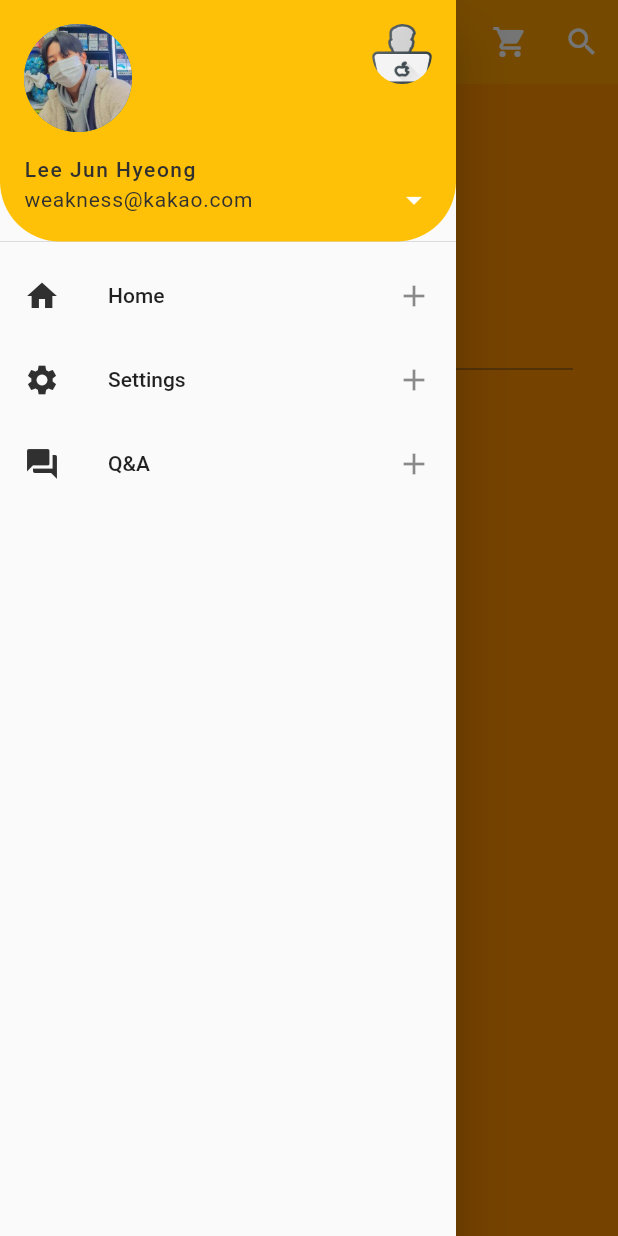
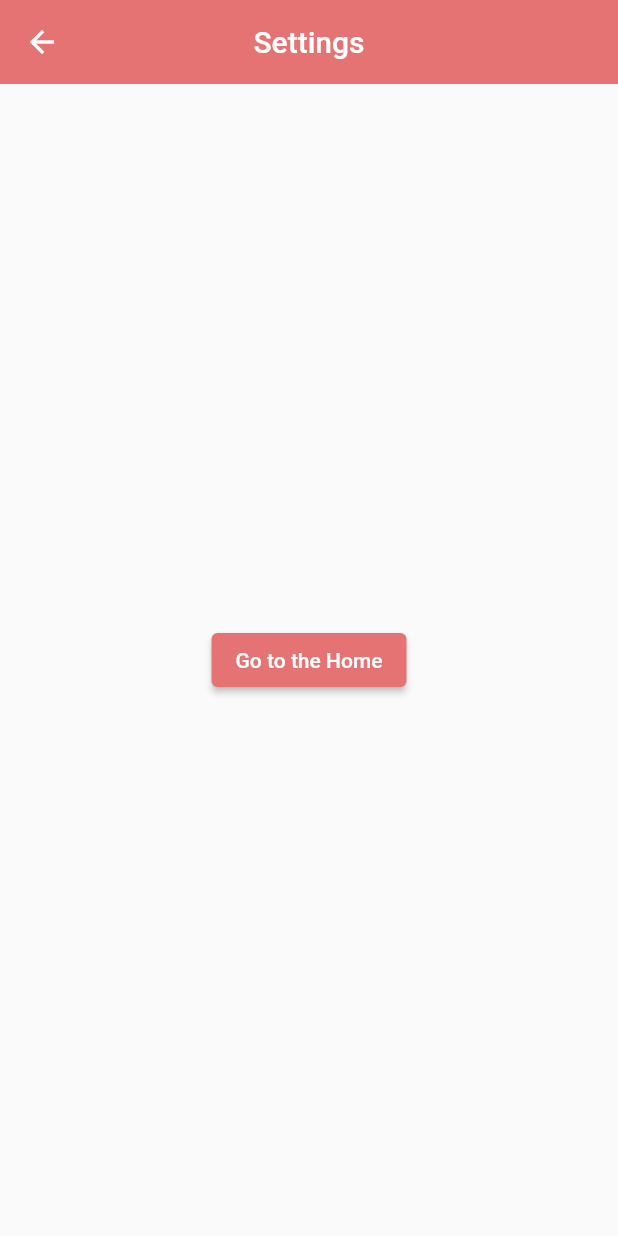
Before and after one commit to with-developer/Weather-provide-App, a Flutter app: the screen it shows after launch, in the side drawer, after a tap on "Settings", on a phone screen of 412 x 824 dp. Run offline on Flutter 3.47's test engine with Material 2 defaults, Android fonts, the phone set to English and light mode, and no system bars.

Commit message:
Update main.dart

```diff
--- a/flutter_study/flutter_application/lib/main.dart
+++ b/flutter_study/flutter_application/lib/main.dart
@@ -21,11 +21,11 @@ class Grade extends StatelessWidget {
   @override
   Widget build(BuildContext context) {
     return Scaffold(
-      backgroundColor: Colors.amber[800],
+      backgroundColor: Colors.red[200],
       appBar: AppBar(
         centerTitle: true,
         title: Text('Introduction'),
-        backgroundColor: Colors.amber[700],
+        backgroundColor: Colors.red[300],
         elevation: 0.0,
         actions: [
           IconButton(
@@ -51,7 +51,7 @@ class Grade extends StatelessWidget {
               otherAccountsPictures: [
                 CircleAvatar(
                   backgroundImage: AssetImage('assets/image2.png'),
-                  backgroundColor: Colors.amber[500],
+                  backgroundColor: Colors.red[200],
                 )
               ],
               accountEmail: Text(
@@ -72,7 +72,7 @@ class Grade extends StatelessWidget {
                 print('detail button is clicked');
               },
               decoration: BoxDecoration(
-                  color: Colors.amber[500],
+                  color: Colors.red[200],
                   borderRadius: BorderRadius.only(
                       bottomLeft: Radius.circular(40.0),
                       bottomRight: Radius.circular(40.0))),
@@ -96,6 +96,8 @@ class Grade extends StatelessWidget {
               title: Text('Settings'),
               onTap: () {
                 print('Settings Button is clicked');
+                Navigator.push(context,
+                    MaterialPageRoute(builder: (context) => Settings()));
               },
               trailing: Icon(Icons.add),
             ),
@@ -267,7 +269,7 @@ class Grade extends StatelessWidget {
               child: CircleAvatar(
                 backgroundImage: AssetImage('assets/image2.png'),
                 radius: 40.0,
-                backgroundColor: Colors.amber[800],
+                backgroundColor: Colors.red[200],
               ),
             ),
           ],
@@ -276,3 +278,29 @@ class Grade extends StatelessWidget {
     );
   }
 }
+
+class Settings extends StatelessWidget {
+  const Settings({Key? key}) : super(key: key);
+
+  Widget build(BuildContext ctx) {
+    return Scaffold(
+      appBar: AppBar(
+        centerTitle: true,
+        title: Text('Settings'),
+        backgroundColor: Colors.red[300],
+        elevation: 0.0,
+      ),
+      body: Center(
+        child: ElevatedButton(
+          child: Text('Go to the Home'),
+          style: ElevatedButton.styleFrom(
+            primary: Colors.red[300],
+          ),
+          onPressed: () {
+            Navigator.pop(ctx);
+          },
+        ),
+      ),
+    );
+  }
+}
```
